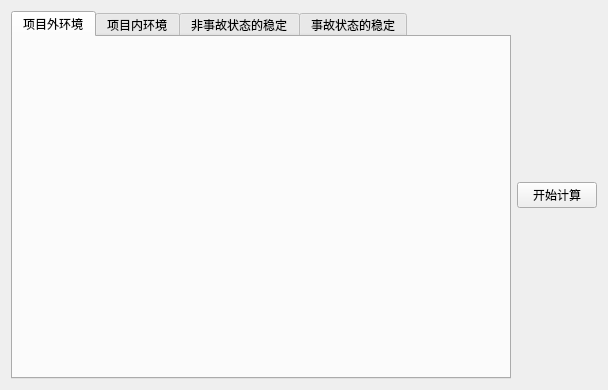
First picture: the form in Qt/ZRSystem/mainwidget.ui, repository zj0395/myCode, before the edit.
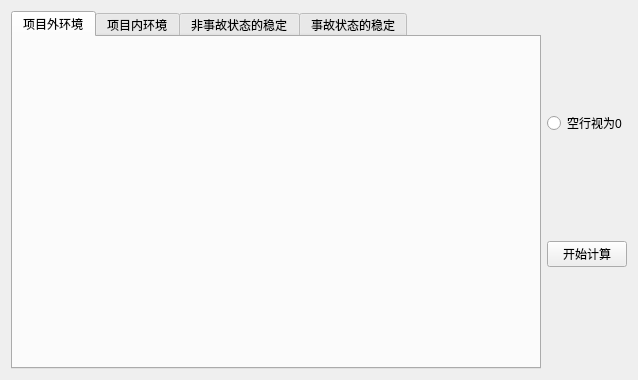
Second picture: the form after the edit.

Commit message: 识别编译器，提供空行选项

Patch:
```diff
--- a/Qt/ZRSystem/mainwidget.ui
+++ b/Qt/ZRSystem/mainwidget.ui
@@ -6,8 +6,8 @@
    <rect>
     <x>0</x>
     <y>0</y>
-    <width>604</width>
-    <height>390</height>
+    <width>638</width>
+    <height>380</height>
    </rect>
   </property>
   <property name="windowTitle">
@@ -48,11 +48,22 @@
     </widget>
    </item>
    <item row="0" column="1">
+    <layout class="QVBoxLayout" name="verticalLayout">
+     <item>
+      <widget class="QRadioButton" name="radioButton">
+       <property name="text">
+        <string>空行视为0</string>
+       </property>
+      </widget>
+     </item>
+     <item>
     <widget class="QPushButton" name="pushButton">
      <property name="text">
       <string>开始计算</string>
      </property>
     </widget>
+     </item>
+    </layout>
    </item>
   </layout>
  </widget>
```
Lines whose indentation alone changed are shown as unchanged. The commit also changes 1 other file.
